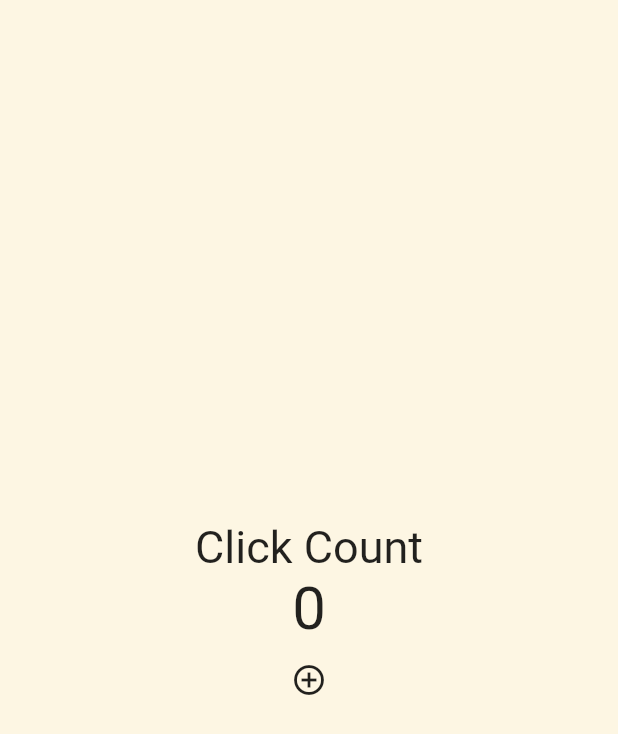
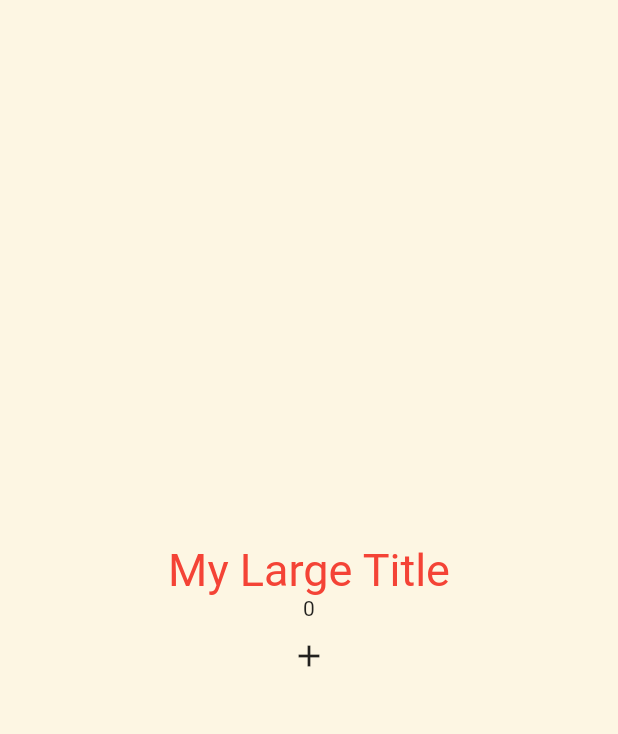
Before and after one commit to DaehunGwak/flutter-playground, a Flutter app: the screen it shows after launch, on a phone screen of 412 x 824 dp. Shown: the top 734 px of the screen. Run offline on Flutter 3.47's test engine with Material 2 defaults, Android fonts, the phone set to English and light mode, and no system bars.

Commit message:
fix code using buildContext

```diff
--- a/stateful_widgets/lib/main.dart
+++ b/stateful_widgets/lib/main.dart
@@ -12,33 +12,25 @@ class App extends StatefulWidget {
 }
 
 class _AppState extends State<App> {
-  int counter = 0;
-  List<int> numbers = [];
+  int count = 0;
 
   @override
   Widget build(BuildContext context) {
     return MaterialApp(
+      theme: ThemeData(
+        textTheme: const TextTheme(
+          titleLarge: TextStyle(color: Colors.red),
+        ),
+      ),
       home: Scaffold(
         backgroundColor: const Color(0xFFFDF6E3),
         body: Center(
           child: Column(
             mainAxisAlignment: MainAxisAlignment.center,
             children: [
-              const Text(
-                "Click Count",
-                style: TextStyle(
-                  fontSize: 30,
-                ),
-              ),
-              Text(
-                "$counter",
-                style: const TextStyle(fontSize: 40),
-              ),
-              for (var n in numbers) Text("$n"),
-              IconButton(
-                onPressed: onClicked, // callback mapping
-                icon: const Icon(Icons.add_circle_outline),
-              ),
+              const MyLargeTitle(),
+              Text("$count"),
+              IconButton(onPressed: onClick, icon: const Icon(Icons.add))
             ],
           ),
         ),
@@ -46,10 +38,26 @@ class _AppState extends State<App> {
     );
   }
 
-  void onClicked() {
-    setState(() { // event for ui refresh
-      counter++;
-      numbers.add(counter);
+  void onClick() {
+    setState(() {
+      count++;
     });
   }
 }
+
+class MyLargeTitle extends StatelessWidget {
+  const MyLargeTitle({
+    super.key,
+  });
+
+  @override
+  Widget build(BuildContext context) {
+    return Text(
+      "My Large Title",
+      style: TextStyle(
+        fontSize: 30,
+        color: Theme.of(context).textTheme.titleLarge!.color,
+      ),
+    );
+  }
+}
```
